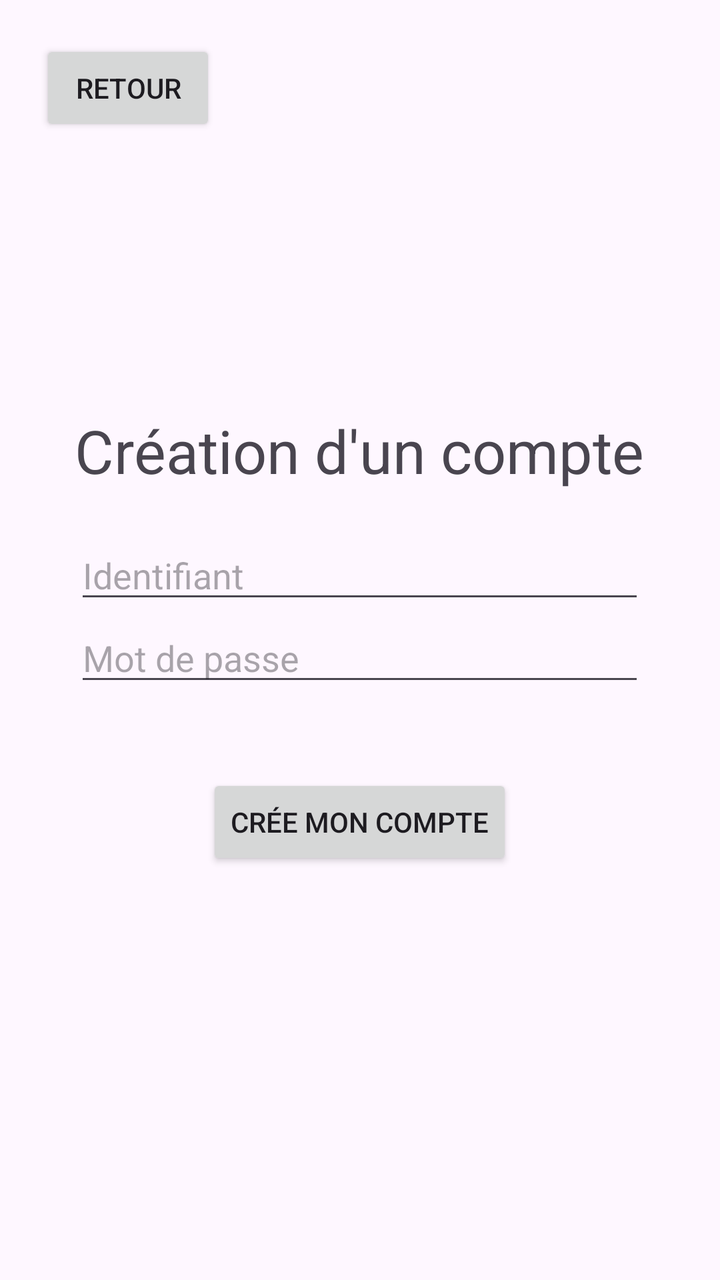
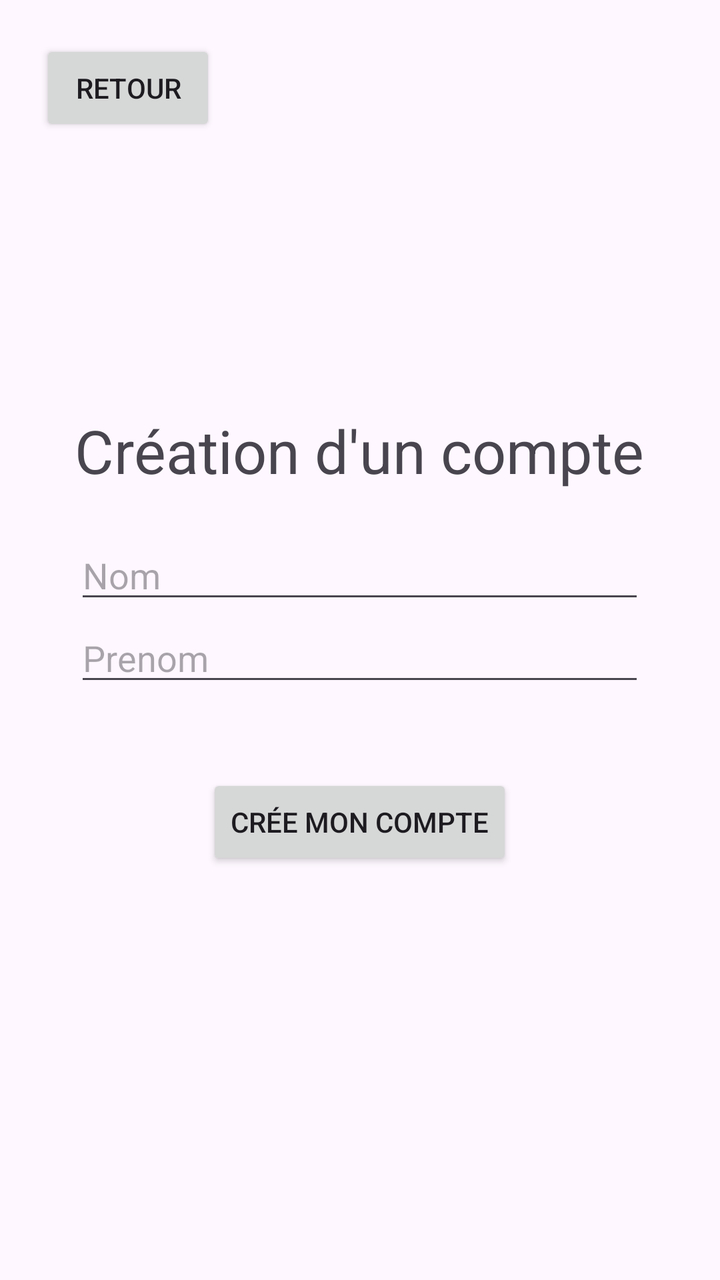

An Android layout rendered at two revisions. The XML below is the earlier revision; the diff shows what the commit changed to produce the second picture.
<!-- AndroidManifest.xml: application theme Theme.MiniProjet -->
<!-- res/layout/activity_creation_de_compte.xml -->
<?xml version="1.0" encoding="utf-8"?>
<RelativeLayout xmlns:android="http://schemas.android.com/apk/res/android"
    xmlns:app="http://schemas.android.com/apk/res-auto"
    xmlns:tools="http://schemas.android.com/tools"
    android:id="@+id/main"
    android:layout_width="match_parent"
    android:layout_height="match_parent"
    tools:context=".CreationDeCompteActivity">

    <Button
        android:layout_width="wrap_content"
        android:layout_height="wrap_content"
        android:text="@string/Creation_button_text_retour"
        android:id="@+id/Creation_button_retour"
        android:layout_margin="20dp"/>

    <LinearLayout
        android:layout_width="wrap_content"
        android:layout_height="wrap_content"
        android:layout_centerInParent="true"
        android:gravity="center"
        android:orientation="vertical">

        <TextView
            android:layout_width="wrap_content"
            android:layout_height="wrap_content"
            android:layout_marginBottom="20dp"
            android:gravity="center"
            android:text="@string/Creation_title"
            android:textSize="30dp" />

        <EditText
            android:id="@+id/Creation_input_login"
            android:layout_width="match_parent"
            android:layout_height="wrap_content"
            android:hint="@string/Creation_login_hint" />


        <EditText
            android:id="@+id/Creation_input_password"
            android:layout_width="match_parent"
            android:layout_height="wrap_content"
            android:layout_marginBottom="20dp"
            android:hint="@string/Creation_password_hint"
            android:inputType="textPassword"/>

        <TextView
            android:id="@+id/Creation_text_error"
            android:layout_width="match_parent"
            android:layout_height="wrap_content"
            android:gravity="center"
            android:textColor="@android:color/holo_red_dark"/>

        <Button
            android:id="@+id/Creation_button_ok"
            android:layout_width="wrap_content"
            android:layout_height="wrap_content"
            android:text="@string/Creation_button_text" />

    </LinearLayout>

</RelativeLayout>
<!-- resources referenced by this layout -->
<resources>
  <string name="Creation_button_text">Crée mon compte</string>
  <string name="Creation_button_text_retour">Retour</string>
  <string name="Creation_login_hint">Identifiant</string>
  <string name="Creation_password_hint">Mot de passe</string>
  <string name="Creation_title">Création d\'un compte</string>
  <style name="Theme.MiniProjet" parent="Base.Theme.MiniProjet" />
  <style name="Base.Theme.MiniProjet" parent="Theme.Material3.DayNight.NoActionBar">
          
          
      </style>
</resources>

<!-- the commit's change to res/layout/activity_creation_de_compte.xml (unified diff, before → after) -->
@@ -33,7 +33,7 @@
             android:id="@+id/Creation_input_login"
             android:layout_width="match_parent"
             android:layout_height="wrap_content"
-            android:hint="@string/Creation_login_hint" />
+            android:hint="@string/Creation_nom_hint" />
 
 
         <EditText
@@ -41,8 +41,7 @@
             android:layout_width="match_parent"
             android:layout_height="wrap_content"
             android:layout_marginBottom="20dp"
-            android:hint="@string/Creation_password_hint"
-            android:inputType="textPassword"/>
+            android:hint="@string/Creation_prenom_hint" />
 
         <TextView
             android:id="@+id/Creation_text_error"
<!-- resource entries referenced after the edit -->
@@ -2,8 +2,8 @@
 <resources>
   <string name="Creation_button_text">Crée mon compte</string>
   <string name="Creation_button_text_retour">Retour</string>
-  <string name="Creation_login_hint">Identifiant</string>
-  <string name="Creation_password_hint">Mot de passe</string>
+  <string name="Creation_nom_hint">Nom</string>
+  <string name="Creation_prenom_hint">Prenom</string>
   <string name="Creation_title">Création d\'un compte</string>
   <style name="Theme.MiniProjet" parent="Base.Theme.MiniProjet" />
   <style name="Base.Theme.MiniProjet" parent="Theme.Material3.DayNight.NoActionBar">
